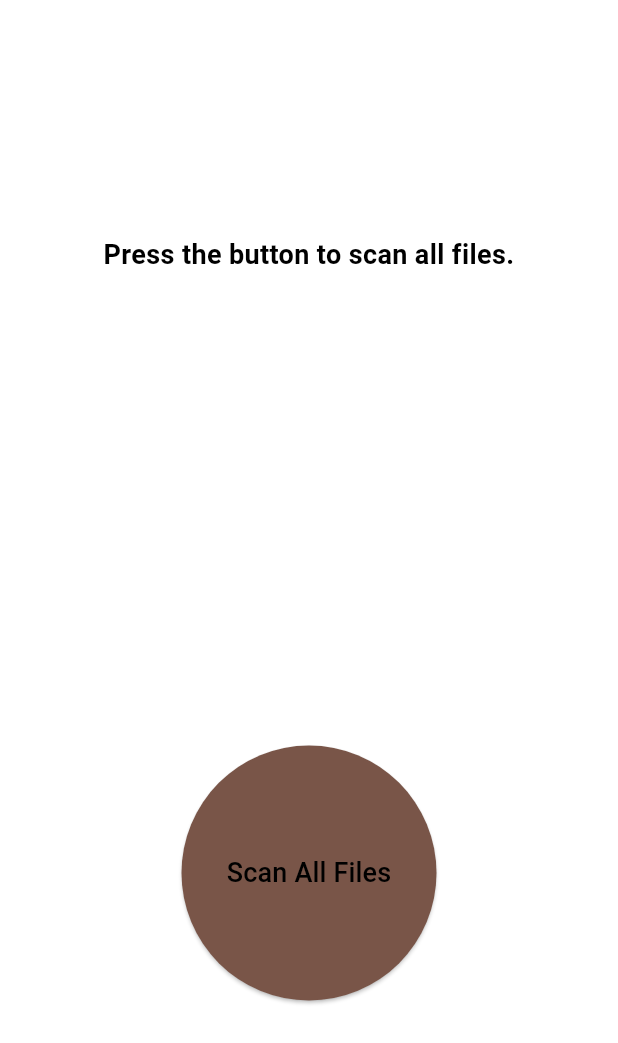
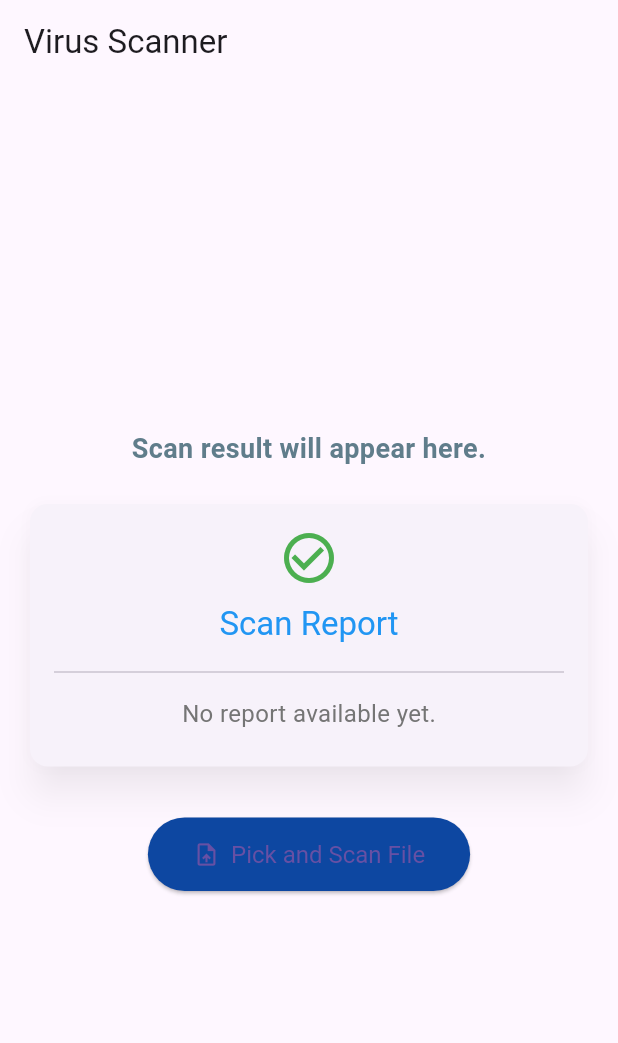
Before and after one commit to Manar-97/SecureGuard, a Flutter app: the screen it shows after launch, on a phone screen of 412 x 824 dp. Shown: the top 1043 px of the screen. Run offline on Flutter 3.47's test engine with Material 3 defaults, Android fonts, the phone set to English and light mode, and no system bars; our stand-ins replace file_picker, get, google_fonts, liquid_swipe, permission_handler, smooth_page_indicator.

Commit message:
Update home.dart

```diff
--- a/lib/src/features/authentication/screens/home/home.dart
+++ b/lib/src/features/authentication/screens/home/home.dart
@@ -1,127 +1,212 @@
+import 'dart:convert';
+import 'dart:io';
+import 'package:file_picker/file_picker.dart';
 import 'package:flutter/material.dart';
-import 'package:permission_handler/permission_handler.dart';
+import 'package:permission_handler/permission_handler.dart'; // إضافة المكتبة الخاصة بالأذونات
 import '../../../../../data/api/malware_scan_api.dart';
 
 class HomeScreen extends StatefulWidget {
+  static const String routeName = "home";
   const HomeScreen({super.key});
-  static const String routeName = "home";
 
   @override
   State<HomeScreen> createState() => _HomeScreenState();
 }
 
 class _HomeScreenState extends State<HomeScreen> {
-  String scanResult = "Press the button to scan all files.";
-  bool isScanning = false;
-  double progress = 0.0;
+  final VirusTotalAPI virusTotalAPI = VirusTotalAPI();
+  String result = "Scan result will appear here.";
+  bool isLoading = false;
+  String fileReport = "";
+
+  // دالة لاختيار الملف بعد التحقق من الأذونات
+  Future<void> pickAndScanFile(BuildContext context) async {
+    // طلب إذن الوصول إلى التخزين
+    PermissionStatus status = await Permission.storage.request();
+    if (status.isGranted) {
+      // إذا تم منح الإذن، اختر الملف
+      FilePickerResult? pickedFile = await FilePicker.platform.pickFiles();
+      if (pickedFile != null && pickedFile.files.single.path != null) {
+        String filePath = pickedFile.files.single.path!;
+        File file = File(filePath);
+
+        setState(() {
+          isLoading = true;
+          result = "Uploading and scanning...";
+        });
+
+        String? fileHash = await VirusTotalAPI.uploadFile(file);
+
+        if (fileHash != null) {
+          await Future.delayed(const Duration(seconds: 10)); // انتظار النتيجة
+
+          String? report = await VirusTotalAPI.getFileReport(fileHash);
+          setState(() {
+            if (report != null) {
+              // تحليل التقرير لمعرفة عدد النتائج المشبوهة
+              int maliciousCount = _extractMaliciousCount(report);
+
+              if (maliciousCount == 0) {
+                fileReport = "The file is safe. No threats detected.";
+              } else {
+                fileReport =
+                    "The file contains $maliciousCount threat(s). It is malicious.";
+              }
+              result = "File uploaded successfully.";
+            } else {
+              fileReport = "No report found.";
+              result = "Failed to retrieve the scan report.";
+            }
+            isLoading = false;
+          });
+
+          // إظهار تقرير الفحص في مربع حوار
+          showDialog(
+            context: context,
+            builder: (context) {
+              return AlertDialog(
+                title: const Text("Scan Report",
+                    style:
+                        TextStyle(fontWeight: FontWeight.bold, fontSize: 20)),
+                content: SingleChildScrollView(
+                  child: Column(
+                    crossAxisAlignment: CrossAxisAlignment.start,
+                    children: [
+                      const SizedBox(height: 10),
+                      const Divider(),
+                      const SizedBox(height: 10),
+                      fileReport.isNotEmpty
+                          ? Text(
+                              fileReport,
+                              style: TextStyle(
+                                  fontSize: 14, color: Colors.grey[400]),
+                            )
+                          : Container(),
+                    ],
+                  ),
+                ),
+                actions: [
+                  TextButton(
+                    onPressed: () => Navigator.pop(context),
+                    child: const Text("OK"),
+                  ),
+                ],
+              );
+            },
+          );
+        } else {
+          setState(() {
+            result = "Failed to upload file.";
+            isLoading = false;
+          });
+        }
+      } else {
+        setState(() {
+          result = "No file selected.";
+          isLoading = false;
+        });
+      }
+    } else {
+      // إذا تم رفض الإذن
+      ScaffoldMessenger.of(context).showSnackBar(
+        const SnackBar(content: Text("Permission to access files is denied.")),
+      );
+    }
+  }
+
+  // دالة لتحليل التقرير واستخراج عدد التهديدات
+  int _extractMaliciousCount(String report) {
+    try {
+      Map<String, dynamic> jsonReport = jsonDecode(report);
+      return jsonReport['malicious'] ?? 0; // افترض أن المفتاح "malicious" موجود
+    } catch (e) {
+      debugPrint("Error parsing report: $e");
+      return 0;
+    }
+  }
 
   @override
   Widget build(BuildContext context) {
-    return SafeArea(
-      child: Scaffold(
-        backgroundColor: Colors.white,
-        body: Column(
+    return Scaffold(
+      appBar: AppBar(title: const Text("Virus Scanner")),
+      body: Padding(
+        padding: const EdgeInsets.all(16.0),
+        child: Center(
+          child: Column(
             mainAxisAlignment: MainAxisAlignment.center,
-          crossAxisAlignment: CrossAxisAlignment.center,
             children: [
-            const Spacer(),
-            Center(
-              child: Text(
-                scanResult,
+              isLoading
+                  ? const LinearProgressIndicator() // شريط التقدم
+                  : Column(
+                      children: [
+                        Text(
+                          result,
                           textAlign: TextAlign.center,
                           style: const TextStyle(
                               fontSize: 18,
-                    color: Colors.black,
-                    fontWeight: FontWeight.bold),
+                              fontWeight: FontWeight.bold,
+                              color: Colors.blueGrey),
+                        ),
+                        const SizedBox(height: 20),
+                        Card(
+                          elevation: 10,
+                          shadowColor: Colors.black.withOpacity(0.3),
+                          shape: RoundedRectangleBorder(
+                              borderRadius: BorderRadius.circular(12)),
+                          child: Padding(
+                            padding: const EdgeInsets.all(16.0),
+                            child: Column(
+                              children: [
+                                const Icon(
+                                  Icons.check_circle_outline,
+                                  color: Colors.green,
+                                  size: 40,
+                                ),
+                                const SizedBox(height: 10),
+                                Text(
+                                  "Scan Report",
+                                  style: Theme.of(context)
+                                      .textTheme
+                                      .titleLarge
+                                      ?.copyWith(color: Colors.blue),
+                                ),
+                                const SizedBox(height: 10),
+                                const Divider(),
+                                Padding(
+                                  padding:
+                                      const EdgeInsets.symmetric(vertical: 8.0),
+                                  child: Text(
+                                    fileReport.isEmpty
+                                        ? "No report available yet."
+                                        : fileReport,
+                                    style: TextStyle(
+                                        fontSize: 16, color: Colors.grey[600]),
                                   ),
                                 ),
-            const Spacer(),
-
-            // شريط التقدم أثناء الفحص
-            isScanning
-                ? Column(
-                    children: [
-                      CircularProgressIndicator(
-                        value: progress,
-                        color: Colors.blue,
-                        backgroundColor: Colors.grey[300],
-                      ),
-                      const SizedBox(height: 20),
-                      Text(
-                        "Scanning... ${(progress * 100).toStringAsFixed(0)}%",
-                        style: const TextStyle(color: Colors.black54),
-                      ),
                               ],
-                  )
-                : Container(),
-
-            const Spacer(),
-
-            // زر "Scan All Files"
-            SizedBox(
-              height: 170,
-              width: 170,
-              child: ElevatedButton(
-                style: ElevatedButton.styleFrom(
-                  shape: const RoundedRectangleBorder(
-                    borderRadius: BorderRadius.all(Radius.circular(100)),
-                  ),
-                  backgroundColor: Colors.brown,
-                ),
-                onPressed: isScanning
-                    ? null
-                    : () async {
-                        await requestPermission(); // طلب الأذونات قبل بدء الفحص
-                        startScan(); // بدء الفحص
-                      },
-                child: Text(
-                  isScanning ? "Scanning..." : "Scan All Files",
-                  style: const TextStyle(fontSize: 18,color: Colors.black),
                             ),
                           ),
                         ),
-
-            const Spacer(),
+                        const SizedBox(height: 30),
+                        ElevatedButton.icon(
+                          onPressed: () => pickAndScanFile(context),
+                          icon: const Icon(Icons.upload_file),
+                          label: const Text("Pick and Scan File"),
+                          style: ElevatedButton.styleFrom(
+                            padding: const EdgeInsets.symmetric(
+                                horizontal: 30, vertical: 15),
+                            textStyle: const TextStyle(fontSize: 16),
+                            backgroundColor: Colors.blue[900],
+                            shape: RoundedRectangleBorder(
+                                borderRadius: BorderRadius.circular(50)),
+                          ),
+                        ),
                       ],
+                    ),
+            ],
+          ),
         ),
       ),
     );
   }
-
-  // دالة لتحديث التقدم خلال الفحص (محاكاة)
-  Future<void> startScan() async {
-    setState(() {
-      isScanning = true;
-      progress = 0.0; // إعادة تعيين التقدم عند بداية الفحص
-    });
-
-    // محاكاة عملية الفحص: يتم تأخير التقدم بشكل تدريجي لتمثيل عملية الفحص
-    await Future.delayed(const Duration(seconds: 1));
-    for (int i = 0; i <= 100; i++) {
-      await Future.delayed(
-          const Duration(milliseconds: 30)); // تأخير لتحديث شريط التقدم
-      setState(() {
-        progress = i / 100; // تحديث شريط التقدم
-      });
 }
-
-    // بعد إتمام الفحص، استدعاء الـAPI
-    String result = await MalwareScanApi.scanAllFiles();
-    setState(() {
-      scanResult = result; // تحديث النتيجة بناءً على الرد من الـAPI
-      isScanning = false; // إيقاف شريط التقدم بعد انتهاء الفحص
-    });
-  }
-
-  // طلب إذن للوصول إلى التخزين
-  Future<void> requestPermission() async {
-    final status = await Permission.storage.request();
-    if (status.isGranted) {
-      print("Permission granted!");
-    } else if (status.isDenied) {
-      print("Permission denied!");
-    } else if (status.isPermanentlyDenied) {
-      openAppSettings(); // فتح إعدادات التطبيق لتمكين الأذونات
-    }
-  }
-}
```
Lines whose indentation alone changed are shown as unchanged.
